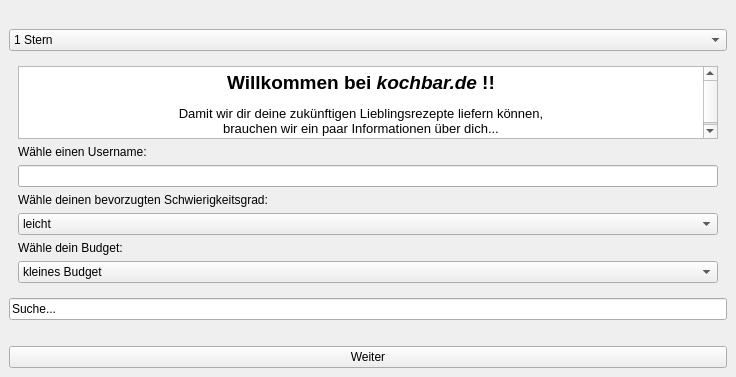
Qt form recsys.ui (tina-e/ColdStartRecommender) before a commit.
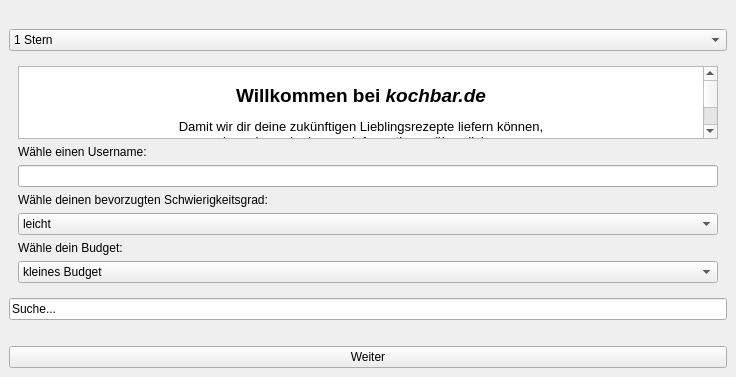
The same form after that commit.

Patch:
```diff
--- a/recsys.ui
+++ b/recsys.ui
@@ -52,9 +52,12 @@
 &lt;html&gt;&lt;head&gt;&lt;meta name=&quot;qrichtext&quot; content=&quot;1&quot; /&gt;&lt;style type=&quot;text/css&quot;&gt;
 p, li { white-space: pre-wrap; }
 &lt;/style&gt;&lt;/head&gt;&lt;body style=&quot; font-family:'MS Shell Dlg 2'; font-size:7.8pt; font-weight:400; font-style:normal;&quot;&gt;
-&lt;p align=&quot;center&quot; style=&quot; margin-top:0px; margin-bottom:0px; margin-left:0px; margin-right:0px; -qt-block-indent:0; text-indent:0px;&quot;&gt;&lt;span style=&quot; font-size:14pt; font-weight:600;&quot;&gt;Willkommen bei &lt;/span&gt;&lt;span style=&quot; font-size:14pt; font-weight:600; font-style:italic;&quot;&gt;kochbar.de&lt;/span&gt;&lt;span style=&quot; font-size:14pt; font-weight:600;&quot;&gt; !!&lt;br /&gt;&lt;/span&gt;&lt;/p&gt;
+&lt;p align=&quot;center&quot; style=&quot;-qt-paragraph-type:empty; margin-top:0px; margin-bottom:0px; margin-left:0px; margin-right:0px; -qt-block-indent:0; text-indent:0px;&quot;&gt;&lt;br /&gt;&lt;/p&gt;
+&lt;p align=&quot;center&quot; style=&quot; margin-top:0px; margin-bottom:0px; margin-left:0px; margin-right:0px; -qt-block-indent:0; text-indent:0px;&quot;&gt;&lt;span style=&quot; font-size:14pt; font-weight:600;&quot;&gt;Willkommen bei &lt;/span&gt;&lt;span style=&quot; font-size:14pt; font-weight:600; font-style:italic;&quot;&gt;kochbar.de&lt;/span&gt;&lt;span style=&quot; font-size:14pt; font-weight:600;&quot;&gt;&lt;br /&gt;&lt;/span&gt;&lt;/p&gt;
 &lt;p align=&quot;center&quot; style=&quot; margin-top:0px; margin-bottom:0px; margin-left:0px; margin-right:0px; -qt-block-indent:0; text-indent:0px;&quot;&gt;&lt;span style=&quot; font-size:10pt;&quot;&gt;Damit wir dir deine zukünftigen Lieblingsrezepte liefern können,&lt;/span&gt;&lt;/p&gt;
-&lt;p align=&quot;center&quot; style=&quot; margin-top:0px; margin-bottom:0px; margin-left:0px; margin-right:0px; -qt-block-indent:0; text-indent:0px;&quot;&gt;&lt;span style=&quot; font-size:10pt;&quot;&gt;brauchen wir ein paar Informationen über dich...&lt;/span&gt;&lt;/p&gt;&lt;/body&gt;&lt;/html&gt;</string>
+&lt;p align=&quot;center&quot; style=&quot; margin-top:0px; margin-bottom:0px; margin-left:0px; margin-right:0px; -qt-block-indent:0; text-indent:0px;&quot;&gt;&lt;span style=&quot; font-size:10pt;&quot;&gt;brauchen wir ein paar Informationen über dich...&lt;/span&gt;&lt;/p&gt;
+&lt;p align=&quot;center&quot; style=&quot;-qt-paragraph-type:empty; margin-top:0px; margin-bottom:0px; margin-left:0px; margin-right:0px; -qt-block-indent:0; text-indent:0px; font-size:10pt;&quot;&gt;&lt;br /&gt;&lt;/p&gt;
+&lt;p align=&quot;center&quot; style=&quot; margin-top:0px; margin-bottom:0px; margin-left:0px; margin-right:0px; -qt-block-indent:0; text-indent:0px;&quot;&gt;&lt;span style=&quot; font-size:10pt;&quot;&gt;Viel Spaß beim Kochen und Guten Appetit!&lt;/span&gt;&lt;/p&gt;&lt;/body&gt;&lt;/html&gt;</string>
           </property>
          </widget>
         </item>
```
